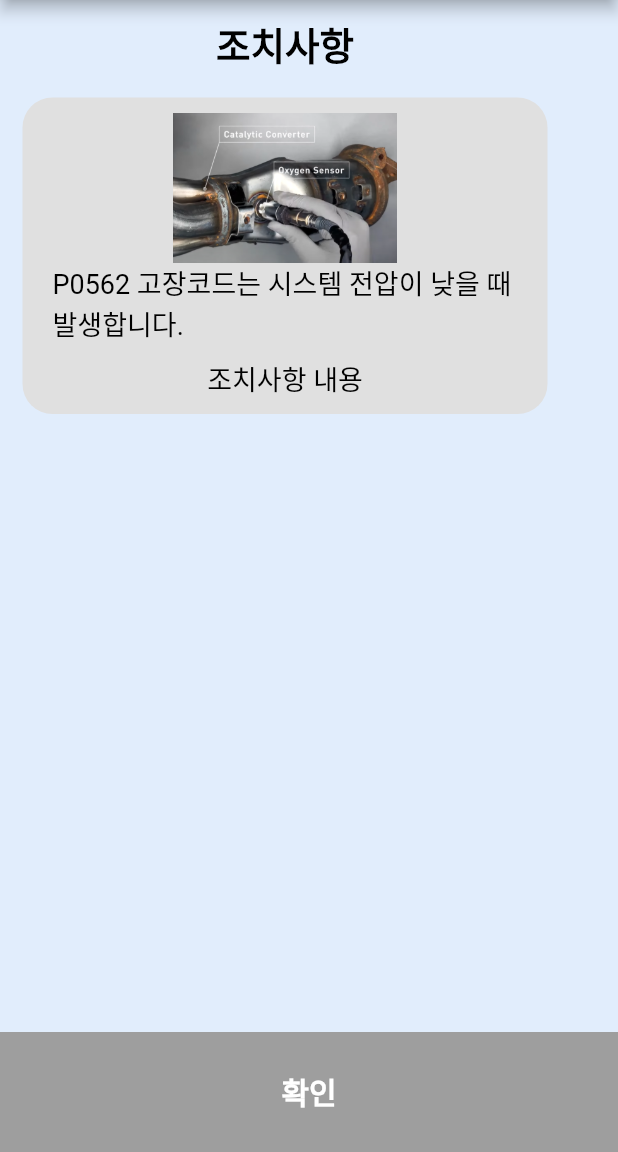
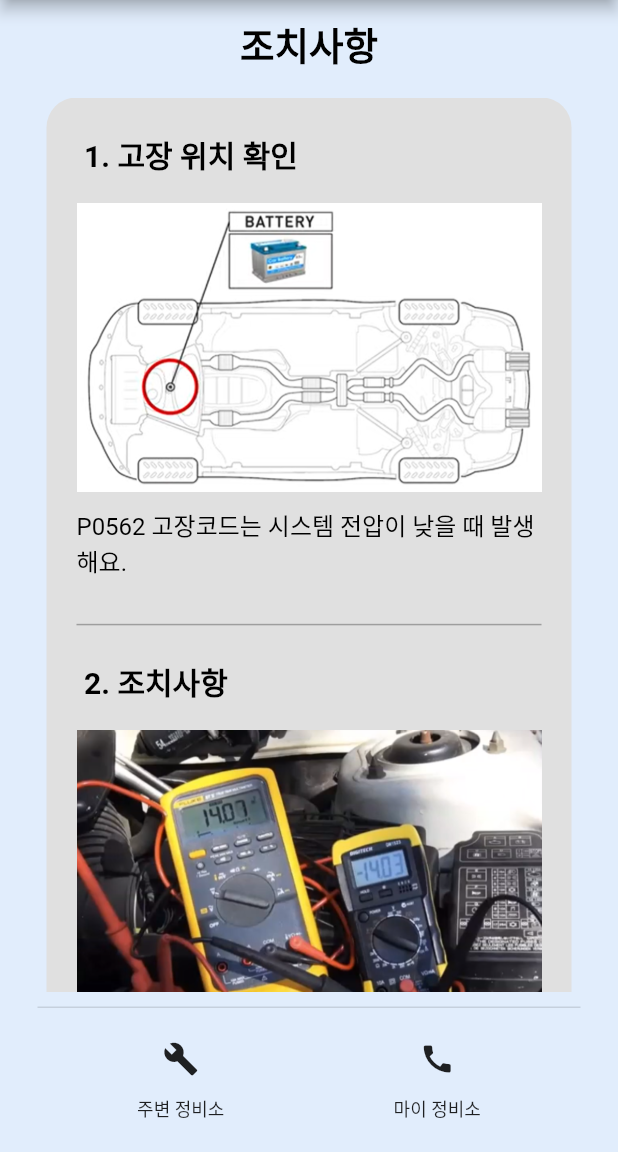
Before and after one commit to Safe-Drive-Save-Life/SDSL-App, a Flutter app: the Action5 screen opened directly, on a phone screen of 412 x 824 dp, the part 84-1236 px from its top. Run offline on Flutter 3.47's test engine with Material 2 defaults, Android fonts, the phone set to English and light mode, and no system bars; our stand-ins replace firebase_core, firebase_messaging, flutter_local_notifications, geolocator, get; accounts and stored records are empty.

Commit message:
#24 action5 완성 & action1 패딩 수정

```diff
--- a/SDSL/lib/pages/action/action1.dart
+++ b/SDSL/lib/pages/action/action1.dart
@@ -212,7 +212,7 @@ class _Action1State extends State<Action1> {
                           'assets/images/P0125_7.png',
                           fit: BoxFit.fitWidth,
                         ),
-                        SizedBox(height: 5.0),
+                        SizedBox(height: 10.0),
                         Text(
                           '9) 또한 Jiggle 밸브의 방향이 그림과 같이 위를 바라보게 해주세요.',
                           style: TextStyle(
--- a/SDSL/lib/pages/action/action5.dart
+++ b/SDSL/lib/pages/action/action5.dart
@@ -1,4 +1,6 @@
 import 'package:flutter/material.dart';
+import 'package:sdsl/components/carServiceBtnsBar.dart';
+import '../../components/customAppbar.dart';
 
 class Action5 extends StatefulWidget {
   @override
@@ -10,14 +12,7 @@ class _Action5State extends State<Action5> {
   Widget build(BuildContext context) {
     return Scaffold(
       backgroundColor: Color(0xffe1edfc),
-      appBar: AppBar(
-        backgroundColor: Colors.white,
-        centerTitle: true,
-        title: Text(
-          'SDSL',
-          style: TextStyle(color: Colors.blueAccent),
-        ),
-      ),
+      appBar: CustomAppBar(),
       body: Padding(
         padding: const EdgeInsets.symmetric(
           horizontal: 15.0,
@@ -25,7 +20,6 @@ class _Action5State extends State<Action5> {
         child: Column(
           children: <Widget>[
             SizedBox(height: 20),
-
             Text(
               '조치사항',
               textAlign: TextAlign.center,
@@ -36,14 +30,15 @@ class _Action5State extends State<Action5> {
                 height: 1.0,
               ),
             ),
-
             SizedBox(height: 20),
 
+            // 조치사항 내용 담을 컨테이너
             Expanded(
               child: SingleChildScrollView(
+                child: Center(
                   child: Container(
                     width: 350,
-                  padding: EdgeInsets.symmetric(horizontal: 20.0), // 좌우 패딩 맞춤
+                    padding: EdgeInsets.symmetric(horizontal: 20.0),
                     decoration: BoxDecoration(
                       color: Color(0xffe0e0e0),
                       borderRadius: BorderRadius.circular(20),
@@ -51,57 +46,134 @@ class _Action5State extends State<Action5> {
                     child: Column(
                       children: <Widget>[
                         // 조치사항 내용
+                        SizedBox(height: 30.0),
+                        // 1. 고장 위치 확인
+                        SizedBox(
+                          width: 300,
+                          child: Text(
+                            '1. 고장 위치 확인',
+                            textAlign: TextAlign.left,
+                            style: TextStyle(
+                              fontSize: 20,
+                              fontWeight: FontWeight.bold,
+                              color: Colors.black,
+                              height: 1.0,
+                            ),
+                          ),
+                        ),
+                        SizedBox(height: 20.0),
+
+                        // 고장 위치 사진
+                        Image.asset(
+                          'assets/images/P0562_1.png',
+                          fit: BoxFit.fitWidth,
+                        ),
                         SizedBox(height: 10.0),
-                      Image.asset('assets/images/P0135_2.png',
-                          width:330,
-                          height:100),
-
                         Text(
-                        'P0562 고장코드는 시스템 전압이 낮을 때 발생합니다.',
+                          'P0562 고장코드는 시스템 전압이 낮을 때 발생해요.',
                           style: TextStyle(
-                          fontSize: 18,
+                            fontSize: 16,
                             color: Colors.black,
                           ),
                         ),
-                      SizedBox(height: 10.0), // 내용 간의 간격을 조절할 수 있습니다.
+                        SizedBox(height: 30.0),
+
+                        // 회색 구분선
+                        Container(
+                          height: 1.0,
+                          color: Colors.grey,
+                        ),
+                        SizedBox(height: 30.0),
+
+                        // 2. 조치사항
+                        SizedBox(
+                          width: 300,
+                          child: Text(
+                            '2. 조치사항',
+                            textAlign: TextAlign.left,
+                            style: TextStyle(
+                              fontSize: 20,
+                              fontWeight: FontWeight.bold,
+                              color: Colors.black,
+                              height: 1.0,
+                            ),
+                          ),
+                        ),
+                        SizedBox(height: 20.0),
+
+                        Image.asset(
+                          'assets/images/P0562_2.png',
+                          fit: BoxFit.fitWidth,
+                        ),
+                        SizedBox(height: 10.0),
                         Text(
-                        '조치사항 내용',
+                          '1) P0562 고장코드를 해결하기 위해서는 총 4가지를 체크해서 이상이 있는 부품을 교체해야 해요.',
                           style: TextStyle(
-                          fontSize: 18,
+                            fontSize: 16,
                             color: Colors.black,
                           ),
                         ),
                         SizedBox(height: 10.0),
-                      // 추가적인 조치사항 내용을 넣어주세요.
+                        Text(
+                          '2) 먼저 배터리 케이블이 이상이 없는지 확인해요.',
+                          style: TextStyle(
+                            fontSize: 16,
+                            color: Colors.black,
+                          ),
+                        ),
+                        SizedBox(height: 15.0),
+
+                        Image.asset(
+                          'assets/images/P0562_3.png',
+                          fit: BoxFit.fitWidth,
+                        ),
+                        SizedBox(height: 10.0),
+                        Text(
+                          '3) 케이블에 이상이 없다면 배터리 전압을 측정해요.',
+                          style: TextStyle(
+                            fontSize: 16,
+                            color: Colors.black,
+                          ),
+                        ),
+                        SizedBox(height: 15.0),
+
+                        Image.asset(
+                          'assets/images/P0562_4.png',
+                          fit: BoxFit.fitWidth,
+                        ),
+                        SizedBox(height: 10.0),
+                        Text(
+                          '4) 차량 발전기를 체크해요.',
+                          style: TextStyle(
+                            fontSize: 16,
+                            color: Colors.black,
+                          ),
+                        ),
+                        SizedBox(height: 15.0),
+
+                        Image.asset(
+                          'assets/images/P0562_5.png',
+                          fit: BoxFit.fitWidth,
+                        ),
+                        SizedBox(height: 10.0),
+                        Text(
+                          '5) 마지막으로 배터리 센서가 정상적으로 작동하는지 확인해요.',
+                          style: TextStyle(
+                            fontSize: 16,
+                            color: Colors.black,
+                          ),
+                        ),
+                        SizedBox(height: 30.0),
                       ],
                     ),
                   ),
                 ),
               ),
+            ),
+
+            // 주변 정비소, 마이 정비소 버튼
+            CarServiceBtnsBar(),
           ],
-        ),
-      ),
-      bottomNavigationBar: Container(
-        color: Colors.grey,
-        child: Padding(
-          padding: EdgeInsets.all(16.0),
-          child: ElevatedButton(
-            onPressed: () {
-              Navigator.pop(context);
-            },
-            child: Text(
-              '확인',
-              style: TextStyle(
-                color: Colors.white,
-                fontWeight: FontWeight.bold,
-                fontSize: 20.0,
-              ),
-            ),
-            style: ElevatedButton.styleFrom(
-              backgroundColor: Colors.transparent,
-              elevation: 0,
-            ),
-          ),
         ),
       ),
     );
--- a/SDSL/pubspec.yaml
+++ b/SDSL/pubspec.yaml
@@ -94,6 +94,10 @@ flutter:
     - assets/images/P0339_3.png
     - assets/images/P0339_4.png
     - assets/images/P0562_1.png
+    - assets/images/P0562_2.png
+    - assets/images/P0562_3.png
+    - assets/images/P0562_4.png
+    - assets/images/P0562_5.png
     - assets/images/P0125_1.png
     - assets/images/P0125_2.png
     - assets/images/P0125_3.png
```
Also changed, not shown: SDSL/assets/images/P0562_2.png (added), SDSL/assets/images/P0562_3.png (added), SDSL/assets/images/P0562_4.png (added), SDSL/assets/images/P0562_5.png (added). Lines whose indentation alone changed are shown as unchanged.
